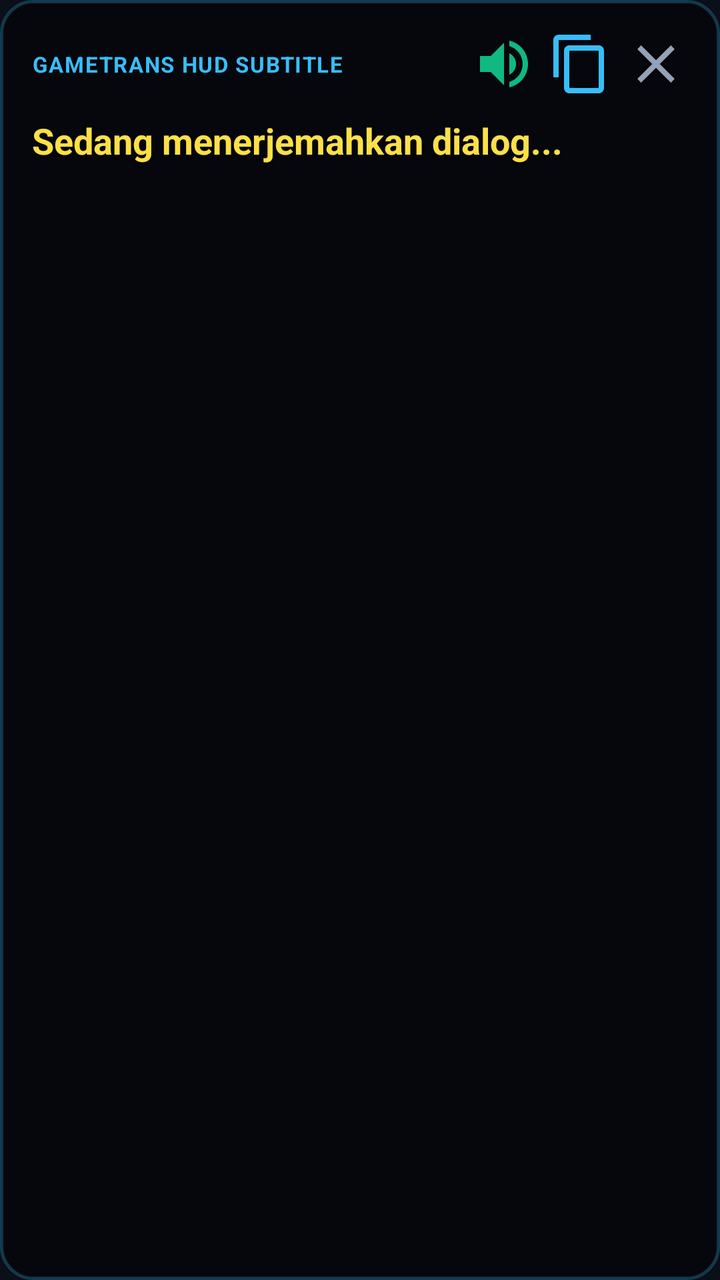
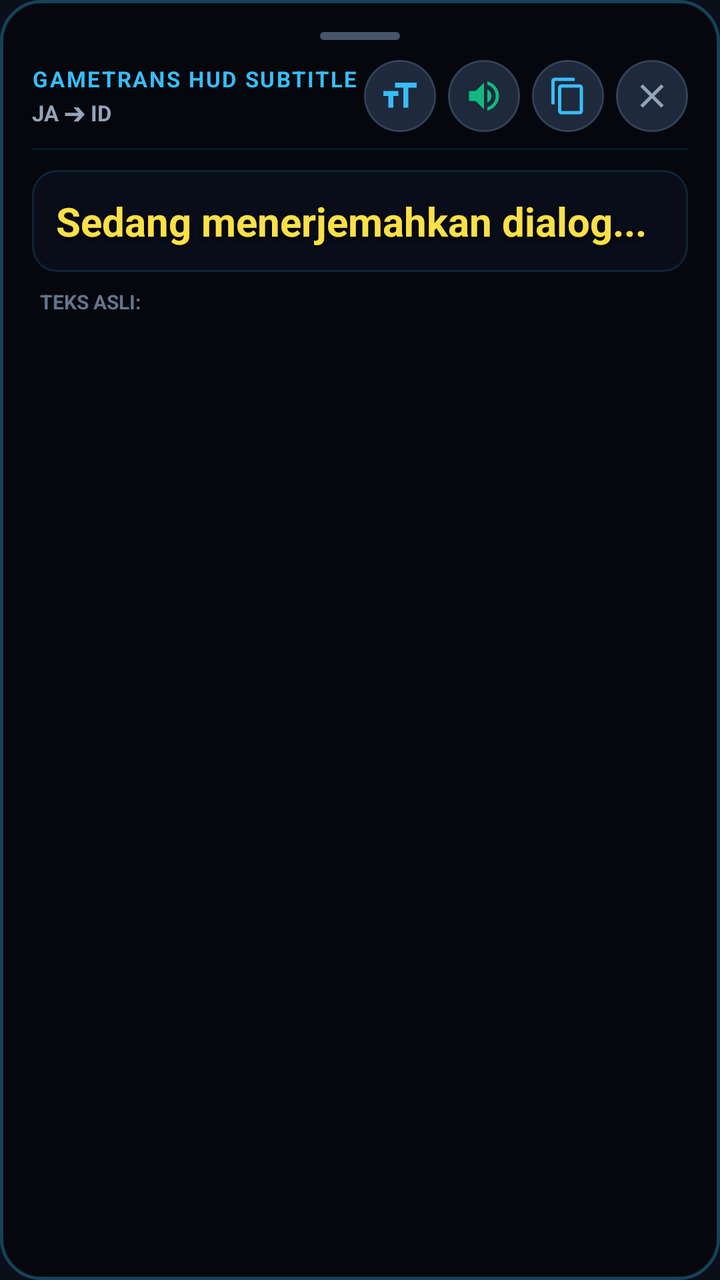

Two renders of the same Android screen: before a commit and after it. Below are the layout's source before the change and the commit's diff.
<!-- AndroidManifest.xml: application theme Theme.GameTrans -->
<!-- res/layout/layout_translation_dialog.xml -->
<?xml version="1.0" encoding="utf-8"?>
<LinearLayout xmlns:android="http://schemas.android.com/apk/res/android"
    android:id="@+id/dialogRoot"
    android:layout_width="match_parent"
    android:layout_height="wrap_content"
    android:orientation="vertical"
    android:background="@drawable/bg_dialog_hud"
    android:padding="16dp"
    android:layout_margin="16dp"
    android:elevation="12dp">

    
    <LinearLayout
        android:layout_width="match_parent"
        android:layout_height="wrap_content"
        android:orientation="horizontal"
        android:gravity="center_vertical">

        <TextView
            android:layout_width="0dp"
            android:layout_height="wrap_content"
            android:layout_weight="1"
            android:text="GAMETRANS HUD SUBTITLE"
            android:textColor="#38bdf8"
            android:textSize="11sp"
            android:textStyle="bold"
            android:letterSpacing="0.05" />

        
        <ImageButton
            android:id="@+id/btnTts"
            android:layout_width="32dp"
            android:layout_height="32dp"
            android:background="?android:attr/selectableItemBackgroundBorderless"
            android:src="@drawable/ic_speaker"
            android:contentDescription="Suara"
            android:layout_marginEnd="6dp" />

        
        <ImageButton
            android:id="@+id/btnCopy"
            android:layout_width="32dp"
            android:layout_height="32dp"
            android:background="?android:attr/selectableItemBackgroundBorderless"
            android:src="@drawable/ic_copy"
            android:contentDescription="Salin"
            android:layout_marginEnd="6dp" />

        
        <ImageButton
            android:id="@+id/btnClose"
            android:layout_width="32dp"
            android:layout_height="32dp"
            android:background="?android:attr/selectableItemBackgroundBorderless"
            android:src="@drawable/ic_close"
            android:contentDescription="@string/close" />
    </LinearLayout>

    
    <TextView
        android:id="@+id/tvTranslated"
        android:layout_width="match_parent"
        android:layout_height="wrap_content"
        android:layout_marginTop="10dp"
        android:text="@string/translating"
        android:textColor="#fde047"
        android:textSize="18sp"
        android:textStyle="bold"
        android:lineSpacingExtra="3dp"
        android:shadowColor="#000000"
        android:shadowDx="0"
        android:shadowDy="2"
        android:shadowRadius="4" />

    
    <TextView
        android:id="@+id/tvOriginal"
        android:layout_width="match_parent"
        android:layout_height="wrap_content"
        android:layout_marginTop="8dp"
        android:text=""
        android:textColor="#94a3b8"
        android:textSize="13sp"
        android:textStyle="italic" />

</LinearLayout>
<!-- resources referenced by this layout -->
<resources>
  <!-- drawable bg_dialog_hud (drawable) -->
  <?xml version="1.0" encoding="utf-8"?>
  <shape xmlns:android="http://schemas.android.com/apk/res/android"
      android:shape="rectangle">
      <solid android:color="#ea05070d"/>
      <corners android:radius="16dp"/>
      <stroke
          android:width="1.5dp"
          android:color="#4038bdf8"/>
  </shape>
  <!-- drawable ic_close (drawable) -->
  <vector xmlns:android="http://schemas.android.com/apk/res/android"
      android:width="24dp"
      android:height="24dp"
      android:viewportWidth="24"
      android:viewportHeight="24">
    <path
        android:fillColor="#94a3b8"
        android:pathData="M19,6.41L17.59,5L12,10.59L6.41,5L5,6.41L10.59,12L5,17.59L6.41,19L12,13.41L17.59,19L19,17.59L13.41,12L19,6.41Z"/>
  </vector>
  <!-- drawable ic_copy (drawable) -->
  <vector xmlns:android="http://schemas.android.com/apk/res/android"
      android:width="24dp"
      android:height="24dp"
      android:viewportWidth="24"
      android:viewportHeight="24">
    <path
        android:fillColor="#38bdf8"
        android:pathData="M16,1L4,1C2.9,1 2,1.9 2,3L2,17L4,17L4,3L16,3L16,1ZM19,5L8,5C6.9,5 6,5.9 6,7L6,21C6,22.1 6.9,23 8,23L19,23C20.1,23 21,22.1 21,21L21,7C21,5.9 20.1,5 19,5ZM19,21L8,21L8,7L19,7L19,21Z"/>
  </vector>
  <!-- drawable ic_speaker (drawable) -->
  <vector xmlns:android="http://schemas.android.com/apk/res/android"
      android:width="24dp"
      android:height="24dp"
      android:viewportWidth="24"
      android:viewportHeight="24">
    <path
        android:fillColor="#10b981"
        android:pathData="M3,9V15H7L12,20V4L7,9H3ZM16.5,12C16.5,10.23 15.48,8.71 14,7.97V16.02C15.48,15.29 16.5,13.77 16.5,12ZM14,3.23V5.29C16.89,6.15 19,8.83 19,12C19,15.17 16.89,17.85 14,18.71V20.77C18.01,19.86 21,16.28 21,12C21,7.72 18.01,4.14 14,3.23Z"/>
  </vector>
  <string name="close">Tutup</string>
  <string name="translating">Sedang menerjemahkan dialog...</string>
  <style name="Theme.GameTrans" parent="android:Theme.Material.NoActionBar">
          <item name="android:statusBarColor">#0b0f19</item>
          <item name="android:navigationBarColor">#0b0f19</item>
          <item name="android:windowBackground">#0b0f19</item>
      </style>
</resources>

<!-- the commit's change to res/layout/layout_translation_dialog.xml (unified diff, before → after) -->
@@ -4,34 +4,75 @@
     android:layout_width="match_parent"
     android:layout_height="wrap_content"
     android:orientation="vertical"
-    android:background="@drawable/bg_dialog_hud"
+    android:background="@drawable/bg_hud_modern"
     android:padding="16dp"
-    android:layout_margin="16dp"
-    android:elevation="12dp">
+    android:layout_marginStart="12dp"
+    android:layout_marginEnd="12dp"
+    android:layout_marginBottom="16dp"
+    android:elevation="20dp">
+
+    
+    <View
+        android:layout_width="40dp"
+        android:layout_height="4dp"
+        android:layout_gravity="center_horizontal"
+        android:background="@drawable/bg_drag_handle"
+        android:layout_marginBottom="10dp" />
 
     
     <LinearLayout
+        android:id="@+id/dialogDragHandle"
         android:layout_width="match_parent"
         android:layout_height="wrap_content"
         android:orientation="horizontal"
-        android:gravity="center_vertical">
+        android:gravity="center_vertical"
+        android:paddingBottom="8dp">
 
-        <TextView
+        
+        <LinearLayout
             android:layout_width="0dp"
             android:layout_height="wrap_content"
             android:layout_weight="1"
-            android:text="GAMETRANS HUD SUBTITLE"
-            android:textColor="#38bdf8"
-            android:textSize="11sp"
-            android:textStyle="bold"
-            android:letterSpacing="0.05" />
+            android:orientation="vertical">
+
+            <TextView
+                android:layout_width="wrap_content"
+                android:layout_height="wrap_content"
+                android:text="GAMETRANS HUD SUBTITLE"
+                android:textColor="#38bdf8"
+                android:textSize="11sp"
+                android:textStyle="bold"
+                android:letterSpacing="0.08" />
+
+            <TextView
+                android:id="@+id/tvLangPairBadge"
+                android:layout_width="wrap_content"
+                android:layout_height="wrap_content"
+                android:layout_marginTop="2dp"
+                android:text="JA ➔ ID"
+                android:textColor="#94a3b8"
+                android:textSize="11sp"
+                android:textStyle="bold" />
+        </LinearLayout>
+
+        
+        <ImageButton
+            android:id="@+id/btnFontSize"
+            android:layout_width="36dp"
+            android:layout_height="36dp"
+            android:padding="8dp"
+            android:background="@drawable/bg_button_circle"
+            android:src="@drawable/ic_font_size"
+            android:contentDescription="Ubah Ukuran Teks"
+            android:layout_marginEnd="6dp" />
 
         
         <ImageButton
             android:id="@+id/btnTts"
-            android:layout_width="32dp"
-            android:layout_height="32dp"
-            android:background="?android:attr/selectableItemBackgroundBorderless"
+            android:layout_width="36dp"
+            android:layout_height="36dp"
+            android:padding="8dp"
+            android:background="@drawable/bg_button_circle"
             android:src="@drawable/ic_speaker"
             android:contentDescription="Suara"
             android:layout_marginEnd="6dp" />
@@ -39,9 +80,10 @@
         
         <ImageButton
             android:id="@+id/btnCopy"
-            android:layout_width="32dp"
-            android:layout_height="32dp"
-            android:background="?android:attr/selectableItemBackgroundBorderless"
+            android:layout_width="36dp"
+            android:layout_height="36dp"
+            android:padding="8dp"
+            android:background="@drawable/bg_button_circle"
             android:src="@drawable/ic_copy"
             android:contentDescription="Salin"
             android:layout_marginEnd="6dp" />
@@ -49,38 +91,71 @@
         
         <ImageButton
             android:id="@+id/btnClose"
-            android:layout_width="32dp"
-            android:layout_height="32dp"
-            android:background="?android:attr/selectableItemBackgroundBorderless"
+            android:layout_width="36dp"
+            android:layout_height="36dp"
+            android:padding="8dp"
+            android:background="@drawable/bg_button_circle"
             android:src="@drawable/ic_close"
             android:contentDescription="@string/close" />
     </LinearLayout>
 
+    <View
+        android:layout_width="match_parent"
+        android:layout_height="1dp"
+        android:background="#1a38bdf8"
+        android:layout_marginBottom="10dp" />
+
     
-    <TextView
-        android:id="@+id/tvTranslated"
+    <LinearLayout
         android:layout_width="match_parent"
         android:layout_height="wrap_content"
-        android:layout_marginTop="10dp"
-        android:text="@string/translating"
-        android:textColor="#fde047"
-        android:textSize="18sp"
-        android:textStyle="bold"
-        android:lineSpacingExtra="3dp"
-        android:shadowColor="#000000"
-        android:shadowDx="0"
-        android:shadowDy="2"
-        android:shadowRadius="4" />
+        android:orientation="vertical"
+        android:background="@drawable/bg_subtitle_box"
+        android:padding="12dp">
+
+        
+        <TextView
+            android:id="@+id/tvTranslated"
+            android:layout_width="match_parent"
+            android:layout_height="wrap_content"
+            android:text="@string/translating"
+            android:textColor="#fde047"
+            android:textSize="20sp"
+            android:textStyle="bold"
+            android:lineSpacingExtra="5dp"
+            android:shadowColor="#000000"
+            android:shadowDx="0"
+            android:shadowDy="3"
+            android:shadowRadius="6" />
+
+    </LinearLayout>
 
     
-    <TextView
-        android:id="@+id/tvOriginal"
+    <LinearLayout
         android:layout_width="match_parent"
         android:layout_height="wrap_content"
+        android:orientation="vertical"
         android:layout_marginTop="8dp"
-        android:text=""
-        android:textColor="#94a3b8"
-        android:textSize="13sp"
-        android:textStyle="italic" />
+        android:paddingStart="4dp"
+        android:paddingEnd="4dp">
+
+        <TextView
+            android:layout_width="wrap_content"
+            android:layout_height="wrap_content"
+            android:text="TEKS ASLI:"
+            android:textColor="#64748b"
+            android:textSize="10sp"
+            android:textStyle="bold" />
+
+        <TextView
+            android:id="@+id/tvOriginal"
+            android:layout_width="match_parent"
+            android:layout_height="wrap_content"
+            android:layout_marginTop="2dp"
+            android:text=""
+            android:textColor="#94a3b8"
+            android:textSize="12sp"
+            android:textStyle="italic" />
+    </LinearLayout>
 
 </LinearLayout>
<!-- resource entries referenced after the edit -->
@@ -1,14 +1,40 @@
 <!-- resources referenced by this layout -->
 <resources>
-  <!-- drawable bg_dialog_hud (drawable) -->
+  <!-- drawable bg_button_circle (drawable) -->
+  <?xml version="1.0" encoding="utf-8"?>
+  <shape xmlns:android="http://schemas.android.com/apk/res/android"
+      android:shape="oval">
+      <solid android:color="#1e293b" />
+      <stroke
+          android:width="1dp"
+          android:color="#334155" />
+  </shape>
+  <!-- drawable bg_drag_handle (drawable) -->
   <?xml version="1.0" encoding="utf-8"?>
   <shape xmlns:android="http://schemas.android.com/apk/res/android"
       android:shape="rectangle">
-      <solid android:color="#ea05070d"/>
-      <corners android:radius="16dp"/>
+      <corners android:radius="3dp" />
+      <solid android:color="#475569" />
+  </shape>
+  <!-- drawable bg_hud_modern (drawable) -->
+  <?xml version="1.0" encoding="utf-8"?>
+  <shape xmlns:android="http://schemas.android.com/apk/res/android"
+      android:shape="rectangle">
+      <solid android:color="#f205070d"/>
+      <corners android:radius="20dp"/>
       <stroke
-          android:width="1.5dp"
-          android:color="#4038bdf8"/>
+          android:width="1.8dp"
+          android:color="#4d38bdf8"/>
+  </shape>
+  <!-- drawable bg_subtitle_box (drawable) -->
+  <?xml version="1.0" encoding="utf-8"?>
+  <shape xmlns:android="http://schemas.android.com/apk/res/android"
+      android:shape="rectangle">
+      <solid android:color="#cc0a0f1d" />
+      <corners android:radius="12dp" />
+      <stroke
+          android:width="1dp"
+          android:color="#2638bdf8" />
   </shape>
   <!-- drawable ic_close (drawable) -->
   <vector xmlns:android="http://schemas.android.com/apk/res/android"
@@ -30,6 +56,16 @@
         android:fillColor="#38bdf8"
         android:pathData="M16,1L4,1C2.9,1 2,1.9 2,3L2,17L4,17L4,3L16,3L16,1ZM19,5L8,5C6.9,5 6,5.9 6,7L6,21C6,22.1 6.9,23 8,23L19,23C20.1,23 21,22.1 21,21L21,7C21,5.9 20.1,5 19,5ZM19,21L8,21L8,7L19,7L19,21Z"/>
   </vector>
+  <!-- drawable ic_font_size (drawable) -->
+  <vector xmlns:android="http://schemas.android.com/apk/res/android"
+      android:width="24dp"
+      android:height="24dp"
+      android:viewportWidth="24"
+      android:viewportHeight="24">
+    <path
+        android:fillColor="#38bdf8"
+        android:pathData="M9,4V7H14V19H17V7H22V4H9ZM2,12H5V19H8V12H11V9H2V12Z"/>
+  </vector>
   <!-- drawable ic_speaker (drawable) -->
   <vector xmlns:android="http://schemas.android.com/apk/res/android"
       android:width="24dp"
